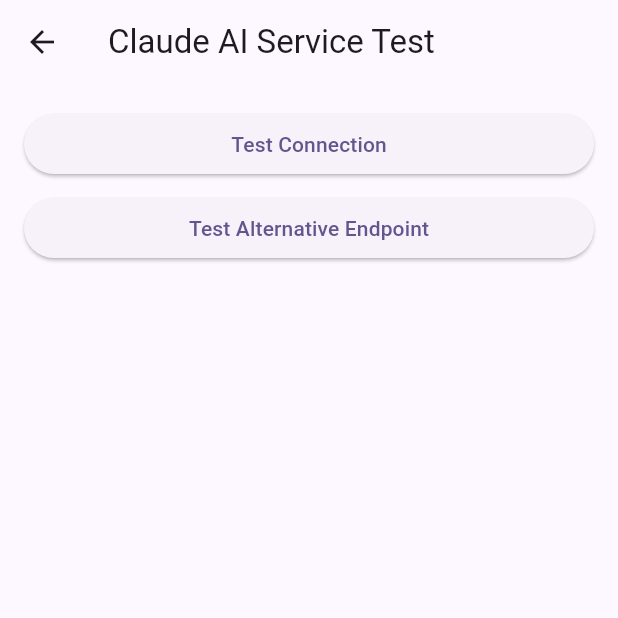
After one commit to SohJohAI/TOMOFUDE, a Flutter app: the ClaudeAIServiceTest screen opened by its route, on a phone screen of 412 x 824 dp, the top half of it. The commit adds this screen. Run offline on Flutter 3.47's test engine with Material 3 defaults, Android fonts, the phone set to English and light mode, and no system bars; our stand-ins replace file_picker, flutter_markdown, get_it, shared_preferences, supabase_flutter; missing offline and left inert: dart:html, flutter_stripe, github; accounts and stored records are empty; Roboto replaces fonts that are missing (Hiragino Sans).

Commit message:
修正２

```diff
--- /dev/null
+++ b/lib/examples/claude_ai_service_test.dart
@@ -0,0 +1,162 @@
+import 'dart:developer' as developer;
+import 'package:flutter/material.dart';
+import '../services/claude_ai_service.dart';
+import '../services/ai_service_interface.dart';
+
+/// A simple test widget to verify Claude AI Service connectivity
+class ClaudeAIServiceTest extends StatefulWidget {
+  const ClaudeAIServiceTest({Key? key}) : super(key: key);
+
+  @override
+  State<ClaudeAIServiceTest> createState() => _ClaudeAIServiceTestState();
+}
+
+class _ClaudeAIServiceTestState extends State<ClaudeAIServiceTest> {
+  bool _isLoading = false;
+  String _result = '';
+  String _error = '';
+
+  // Claude AI Service instance
+  late final AIService _aiService;
+
+  @override
+  void initState() {
+    super.initState();
+
+    // Initialize Claude AI Service with default endpoint
+    _aiService = ClaudeAIService();
+
+    // Alternatively, you can specify a custom endpoint:
+    // _aiService = ClaudeAIService(
+    //   claudeGatewayUrl: 'https://tomofudeserver-production.up.railway.app/claude',
+    // );
+  }
+
+  // Test the connection to Claude AI Service
+  Future<void> _testConnection() async {
+    setState(() {
+      _isLoading = true;
+      _result = '';
+      _error = '';
+    });
+
+    try {
+      // Make a simple request to test connectivity
+      final result = await _aiService.generateSettings(
+        'テスト文章です。接続テスト用。',
+        contentType: 'テスト',
+      );
+
+      setState(() {
+        _result = 'Success! Response: ${result.toString()}';
+        _isLoading = false;
+      });
+
+      developer.log('Test successful: $result', name: 'ClaudeAIServiceTest');
+    } catch (e) {
+      setState(() {
+        _error = 'Error: $e';
+        _isLoading = false;
+      });
+
+      developer.log('Test failed: $e', name: 'ClaudeAIServiceTest', error: e);
+    }
+  }
+
+  // Test with alternative endpoint
+  Future<void> _testWithAlternativeEndpoint() async {
+    setState(() {
+      _isLoading = true;
+      _result = '';
+      _error = '';
+    });
+
+    try {
+      // Create a new instance with a different endpoint
+      // Try without port specification
+      final alternativeService = ClaudeAIService(
+        claudeGatewayUrl:
+            'https://tomofudeserver-production.up.railway.app/claude',
+      );
+
+      final result = await alternativeService.generateSettings(
+        'テスト文章です。代替エンドポイント接続テスト用。',
+        contentType: 'テスト',
+      );
+
+      setState(() {
+        _result =
+            'Success with alternative endpoint! Response: ${result.toString()}';
+        _isLoading = false;
+      });
+
+      developer.log('Alternative endpoint test successful: $result',
+          name: 'ClaudeAIServiceTest');
+    } catch (e) {
+      setState(() {
+        _error = 'Error with alternative endpoint: $e';
+        _isLoading = false;
+      });
+
+      developer.log('Alternative endpoint test failed: $e',
+          name: 'ClaudeAIServiceTest', error: e);
+    }
+  }
+
+  @override
+  Widget build(BuildContext context) {
+    return Scaffold(
+      appBar: AppBar(
+        title: const Text('Claude AI Service Test'),
+      ),
+      body: Padding(
+        padding: const EdgeInsets.all(16.0),
+        child: Column(
+          crossAxisAlignment: CrossAxisAlignment.stretch,
+          children: [
+            ElevatedButton(
+              onPressed: _isLoading ? null : _testConnection,
+              child: const Text('Test Connection'),
+            ),
+            const SizedBox(height: 8),
+            ElevatedButton(
+              onPressed: _isLoading ? null : _testWithAlternativeEndpoint,
+              child: const Text('Test Alternative Endpoint'),
+            ),
+            const SizedBox(height: 16),
+            if (_isLoading)
+              const Center(child: CircularProgressIndicator())
+            else ...[
+              if (_result.isNotEmpty) ...[
+                const Text('Result:',
+                    style: TextStyle(fontWeight: FontWeight.bold)),
+                Container(
+                  padding: const EdgeInsets.all(8),
+                  color: Colors.green.withOpacity(0.1),
+                  child: Text(_result),
+                ),
+              ],
+              if (_error.isNotEmpty) ...[
+                const SizedBox(height: 16),
+                const Text('Error:',
+                    style: TextStyle(fontWeight: FontWeight.bold)),
+                Container(
+                  padding: const EdgeInsets.all(8),
+                  color: Colors.red.withOpacity(0.1),
+                  child: Text(_error),
+                ),
+              ],
+            ],
+          ],
+        ),
+      ),
+    );
+  }
+}
+
+/// A simple function to run the test from anywhere in the app
+void runClaudeAIServiceTest(BuildContext context) {
+  Navigator.of(context).push(
+    MaterialPageRoute(builder: (_) => const ClaudeAIServiceTest()),
+  );
+}
--- /dev/null
+++ b/lib/examples/claude_ai_service_test_main.dart
@@ -0,0 +1,24 @@
+import 'package:flutter/material.dart';
+import 'claude_ai_service_test.dart';
+
+/// A simple main function to run the Claude AI Service test
+void main() {
+  runApp(const ClaudeAIServiceTestApp());
+}
+
+/// A simple app to run the Claude AI Service test
+class ClaudeAIServiceTestApp extends StatelessWidget {
+  const ClaudeAIServiceTestApp({Key? key}) : super(key: key);
+
+  @override
+  Widget build(BuildContext context) {
+    return MaterialApp(
+      title: 'Claude AI Service Test',
+      theme: ThemeData(
+        primarySwatch: Colors.blue,
+        useMaterial3: true,
+      ),
+      home: const ClaudeAIServiceTest(),
+    );
+  }
+}
--- a/lib/main.dart
+++ b/lib/main.dart
@@ -15,6 +15,7 @@
 import 'screens/transaction_law_screen.dart';
 import 'screens/subscription_screen.dart';
 import 'screens/faq_screen.dart';
+import 'examples/claude_ai_service_test.dart';
 import 'services/service_locator.dart';
 
 void main() async {
@@ -88,6 +89,7 @@
         '/transaction_law': (context) => const TransactionLawScreen(),
         '/subscription': (context) => const SubscriptionScreen(),
         '/faq': (context) => const FAQScreen(),
+        '/api_test': (context) => const ClaudeAIServiceTest(),
       },
       initialRoute: '/',
     );
```
Also changed, not shown: lib/screens/home_screen.dart (+18 -0 lines), lib/services/claude_ai_service.dart (+62 -11 lines).
